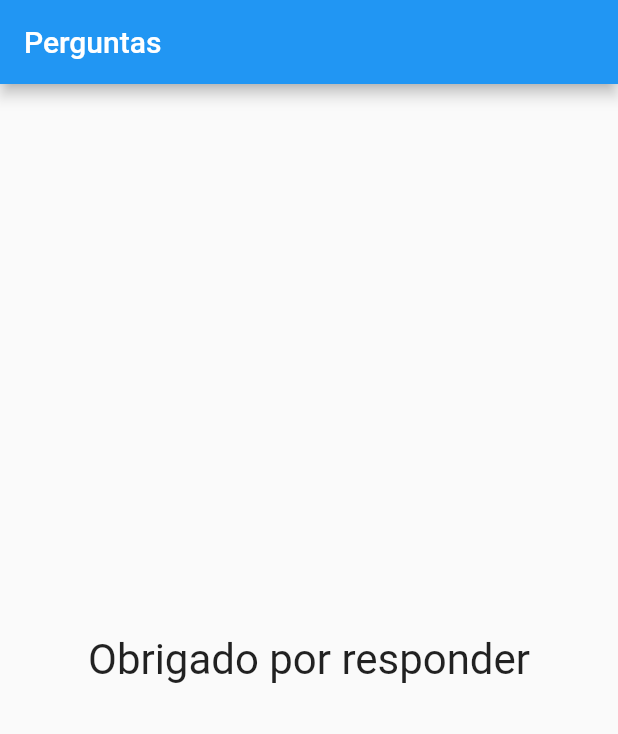
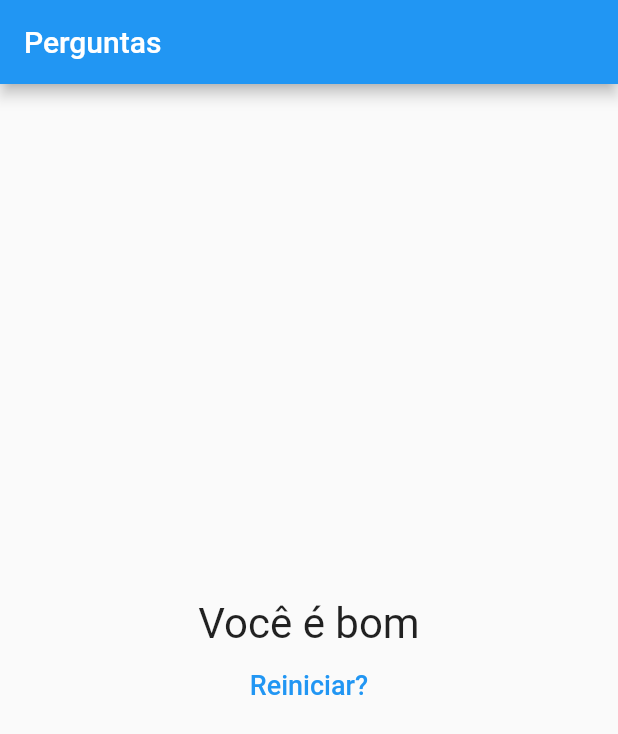
Before and after one commit to aliciamarianne1507/projeto_perguntas, a Flutter app: the screen it shows after launch, after a tap on "Preto", after a tap on "Cobra", after a tap on "Leo", on a phone screen of 412 x 824 dp. Shown: the top 734 px of the screen. Run offline on Flutter 3.47's test engine with Material 2 defaults, Android fonts, the phone set to English and light mode, and no system bars.

Commit message:
Noções básicas de flutter

```diff
--- /dev/null
+++ b/lib/components/questionario.dart
@@ -0,0 +1,33 @@
+import 'package:flutter/material.dart';
+import 'questao.dart';
+import 'reposta.dart';
+
+class Questionario extends StatelessWidget {
+  final List perguntas;
+  final int perguntaSelecionada;
+  final void Function(int) responder;
+
+  Questionario(this.perguntas, this.perguntaSelecionada, this.responder);
+
+  bool get temPerguntaSelecionada {
+    return perguntaSelecionada < perguntas.length;
+  }
+
+  @override
+  Widget build(BuildContext context) {
+    List<Map<String, Object>> respostas = temPerguntaSelecionada
+        ? perguntas[perguntaSelecionada]['respostas']
+            as List<Map<String, Object>>
+        : [];
+
+    return Column(
+      children: <Widget>[
+        Questao(perguntas[perguntaSelecionada]['texto']),
+        ...respostas
+            .map((resp) => Resposta(resp['texto'].toString(),
+                () => responder(int.parse(resp['pontuacao'].toString()))))
+            .toList()
+      ],
+    );
+  }
+}
--- /dev/null
+++ b/lib/components/resultado.dart
@@ -0,0 +1,46 @@
+// ignore_for_file: prefer_const_constructors
+
+import 'package:flutter/material.dart';
+
+class Resultado extends StatelessWidget {
+  final int pontuacao;
+  final void Function() reiniciarQuestionario;
+
+  Resultado(this.pontuacao, this.reiniciarQuestionario);
+
+  String get fraseResultado {
+    if (pontuacao < 8) {
+      return 'Parabéns';
+    } else if (pontuacao < 25) {
+      return 'Você é bom';
+    } else if (pontuacao < 30) {
+      return 'Impressionante';
+    } else {
+      return 'Jedi!!!';
+    }
+  }
+
+  @override
+  Widget build(BuildContext context) {
+    // ignore: prefer_const_constructors
+    return Column(
+      mainAxisAlignment: MainAxisAlignment.center,
+      children: [
+        Center(
+            // ignore: prefer_const_constructors
+            child: Text(
+          fraseResultado,
+          style: const TextStyle(fontSize: 28),
+        )),
+        TextButton(
+          onPressed: reiniciarQuestionario,
+          // ignore: prefer_const_constructors
+          child: Text(
+            'Reiniciar?',
+            style: TextStyle(fontSize: 18),
+          ),
+        )
+      ],
+    );
+  }
+}
--- a/lib/main.dart
+++ b/lib/main.dart
@@ -1,6 +1,6 @@
 import 'package:flutter/material.dart';
-import 'questao.dart';
-import 'reposta.dart';
+import 'components/resultado.dart';
+import 'components/questionario.dart';
 
 void main() {
   runApp(PerguntaApp());
@@ -8,26 +8,49 @@ void main() {
 
 class _PerguntaAppState extends State<PerguntaApp> {
   var _perguntaSelecionada = 0;
+  var _pontuacaoTotal = 0;
 
   final List<Map> _perguntas = [
     {
       'texto': 'Qual é a sua cor favorita?',
-      'respostas': ['Preto', 'Vermelho', 'Verde', 'Branco']
+      'respostas': [
+        {'texto': 'Preto', 'pontuacao': 10},
+        {'texto': 'Vermelho', 'pontuacao': 5},
+        {'texto': 'Verde', 'pontuacao': 3},
+        {'texto': 'Branco', 'pontuacao': 1}
+      ]
     },
     {
       'texto': 'Qual é o seu animal favorito?',
-      'respostas': ['Coelho', 'Cobra', 'Elefante', 'Leão']
+      'respostas': [
+        {'texto': 'Coelho', 'pontuacao': 6},
+        {'texto': 'Cobra', 'pontuacao': 5},
+        {'texto': 'Elefante', 'pontuacao': 10},
+        {'texto': 'Leão', 'pontuacao': 6}
+      ]
     },
     {
       'texto': 'Qual é o seu instrutor favorito?',
-      'respostas': ['Maria', 'Joao', 'Leo', 'Pedro']
+      'respostas': [
+        {'texto': 'Maria', 'pontuacao': 10},
+        {'texto': 'Joao', 'pontuacao': 5},
+        {'texto': 'Leo', 'pontuacao': 4},
+        {'texto': 'Pedro', 'pontuacao': 10}
+      ]
     }
   ];
-  void _responder() {
+  void _responder(int pontuacao) {
     setState(() {
       _perguntaSelecionada++;
+      _pontuacaoTotal += pontuacao;
     });
-    print(_perguntaSelecionada);
+  }
+
+  void _reiniciarQuestionario() {
+    setState(() {
+      _perguntaSelecionada = 0;
+      _pontuacaoTotal = 0;
+    });
   }
 
   bool get temPerguntaSelecionada {
@@ -36,9 +59,6 @@ class _PerguntaAppState extends State<PerguntaApp> {
 
   @override
   Widget build(BuildContext context) {
-    List<String> respostas = temPerguntaSelecionada
-        ? _perguntas[_perguntaSelecionada]['respostas']
-        : [];
     //Iterable<Resposta> widgets = respostas.map((e) => Resposta(e, _responder));
 
     //for (var textoResp in perguntas[_perguntaSelecionada]['respostas']) {
@@ -51,17 +71,8 @@ class _PerguntaAppState extends State<PerguntaApp> {
           title: Text('Perguntas'),
         ),
         body: temPerguntaSelecionada
-            ? Column(
-                children: <Widget>[
-                  Questao(_perguntas[_perguntaSelecionada]['texto']),
-                  ...respostas.map((e) => Resposta(e, _responder))
-                ],
-              )
-            : Center(
-                child: Text(
-                "Obrigado por responder",
-                style: TextStyle(fontSize: 28),
-              )),
+            ? Questionario(_perguntas, _perguntaSelecionada, _responder)
+            : Resultado(_pontuacaoTotal, _reiniciarQuestionario),
       ),
     );
   }
```
Also changed, not shown: lib/components/questao.dart (renamed from lib/questao.dart), lib/components/reposta.dart (renamed from lib/reposta.dart).
